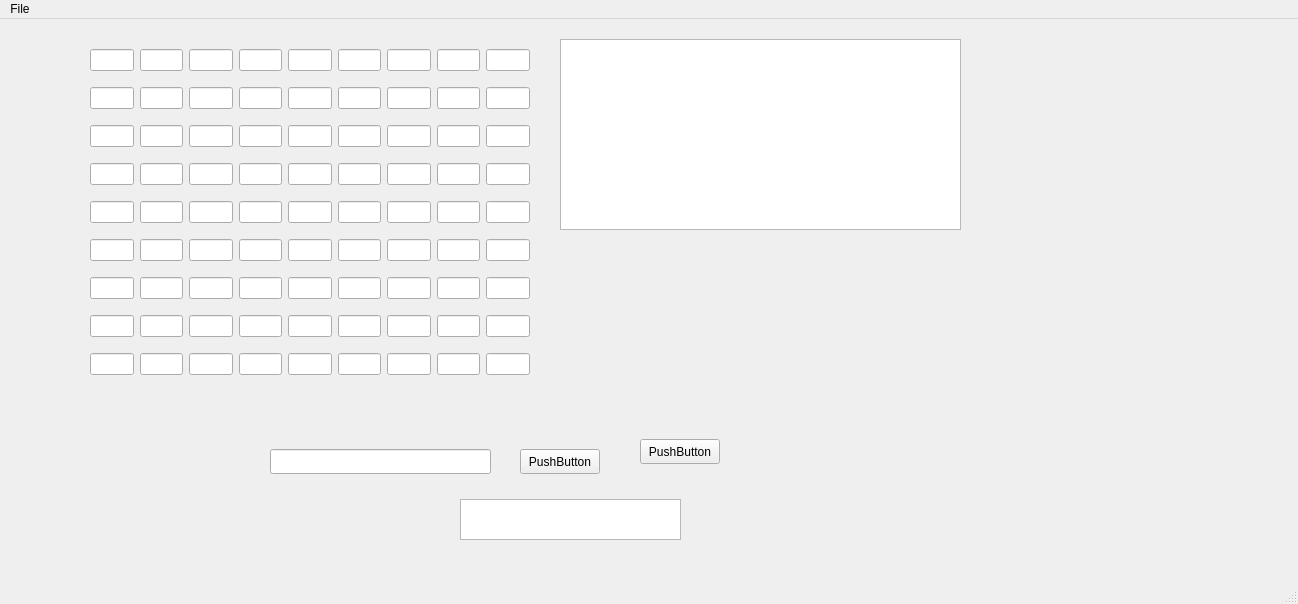
Before: the Qt Designer form mainwindow.ui in aric-volman/mechanical-babulya, drawn with Qt 5.
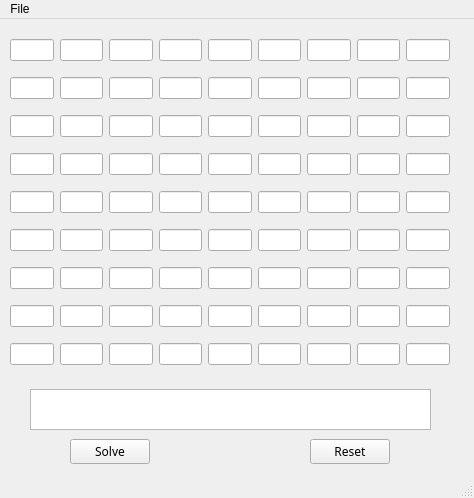
After: the same form once the commit is applied.

Commit message: Add reset functionality

Patch:
```diff
--- a/mainwindow.ui
+++ b/mainwindow.ui
@@ -6,8 +6,8 @@
    <rect>
     <x>0</x>
     <y>0</y>
-    <width>1298</width>
-    <height>604</height>
+    <width>474</width>
+    <height>498</height>
    </rect>
   </property>
   <property name="windowTitle">
@@ -17,55 +17,28 @@
    <widget class="QPushButton" name="pushButton">
     <property name="geometry">
      <rect>
-      <x>520</x>
-      <y>430</y>
-      <width>80</width>
-      <height>25</height>
-     </rect>
-    </property>
-    <property name="text">
-     <string>PushButton</string>
-    </property>
-   </widget>
-   <widget class="QPushButton" name="pushButton_2">
-    <property name="geometry">
-     <rect>
-      <x>640</x>
+      <x>70</x>
       <y>420</y>
       <width>80</width>
       <height>25</height>
      </rect>
     </property>
-    <property name="text">
-     <string>PushButton</string>
+    <property name="font">
+     <font>
+      <family>Noto Sans</family>
+      <bold>false</bold>
+     </font>
     </property>
-   </widget>
-   <widget class="QLineEdit" name="lineEdit">
-    <property name="geometry">
-     <rect>
-      <x>270</x>
-      <y>430</y>
-      <width>221</width>
-      <height>25</height>
-     </rect>
+    <property name="text">
+     <string>Solve</string>
     </property>
    </widget>
    <widget class="QTextEdit" name="textEdit">
     <property name="geometry">
      <rect>
-      <x>560</x>
-      <y>20</y>
+      <x>30</x>
+      <y>370</y>
       <width>401</width>
-      <height>191</height>
-     </rect>
-    </property>
-   </widget>
-   <widget class="QTextBrowser" name="textBrowser">
-    <property name="geometry">
-     <rect>
-      <x>460</x>
-      <y>480</y>
-      <width>221</width>
       <height>41</height>
      </rect>
     </property>
@@ -73,8 +46,8 @@
    <widget class="QWidget" name="gridLayoutWidget">
     <property name="geometry">
      <rect>
-      <x>90</x>
-      <y>20</y>
+      <x>10</x>
+      <y>10</y>
       <width>440</width>
       <height>351</height>
      </rect>
@@ -325,16 +298,24 @@
      </item>
     </layout>
    </widget>
-   <widget class="QWidget" name="gridLayoutWidget_2">
+   <widget class="QPushButton" name="pushButton_2">
     <property name="geometry">
      <rect>
-      <x>740</x>
-      <y>270</y>
-      <width>160</width>
-      <height>80</height>
+      <x>310</x>
+      <y>420</y>
+      <width>80</width>
+      <height>25</height>
      </rect>
     </property>
-    <layout class="QGridLayout" name="gridLayout_2"/>
+    <property name="font">
+     <font>
+      <family>Noto Sans</family>
+      <bold>false</bold>
+     </font>
+    </property>
+    <property name="text">
+     <string>Reset</string>
+    </property>
    </widget>
   </widget>
   <widget class="QMenuBar" name="menubar">
@@ -342,7 +323,7 @@
     <rect>
      <x>0</x>
      <y>0</y>
-     <width>1298</width>
+     <width>474</width>
      <height>22</height>
     </rect>
    </property>
```
The commit also changes 6 other files.
